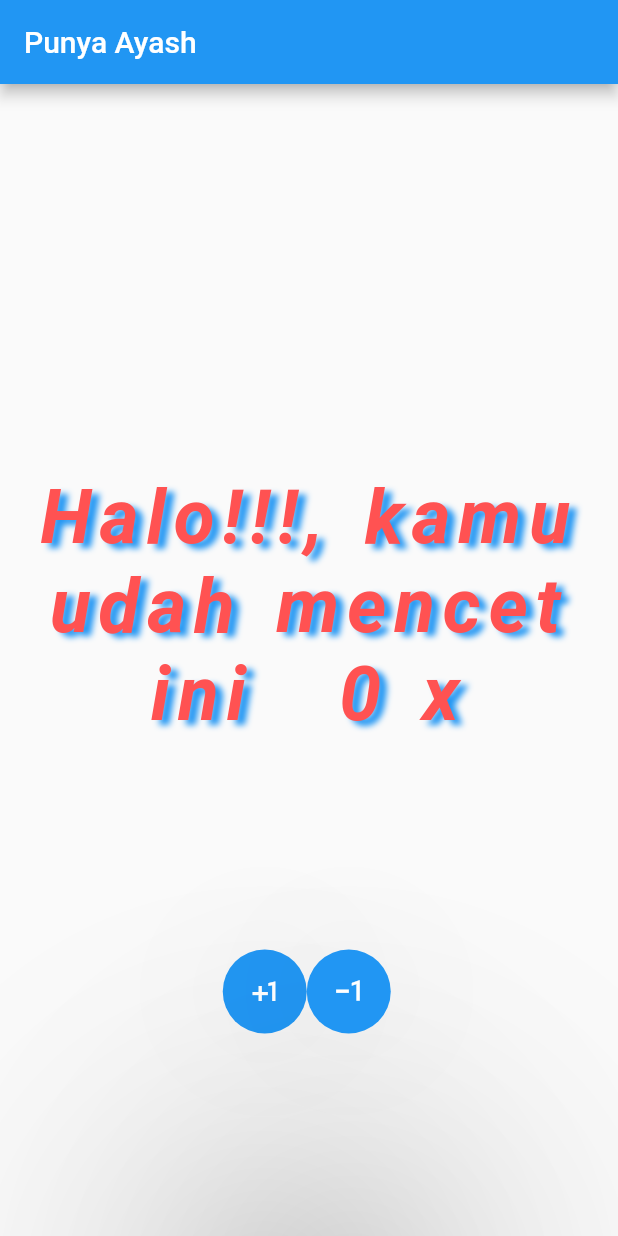
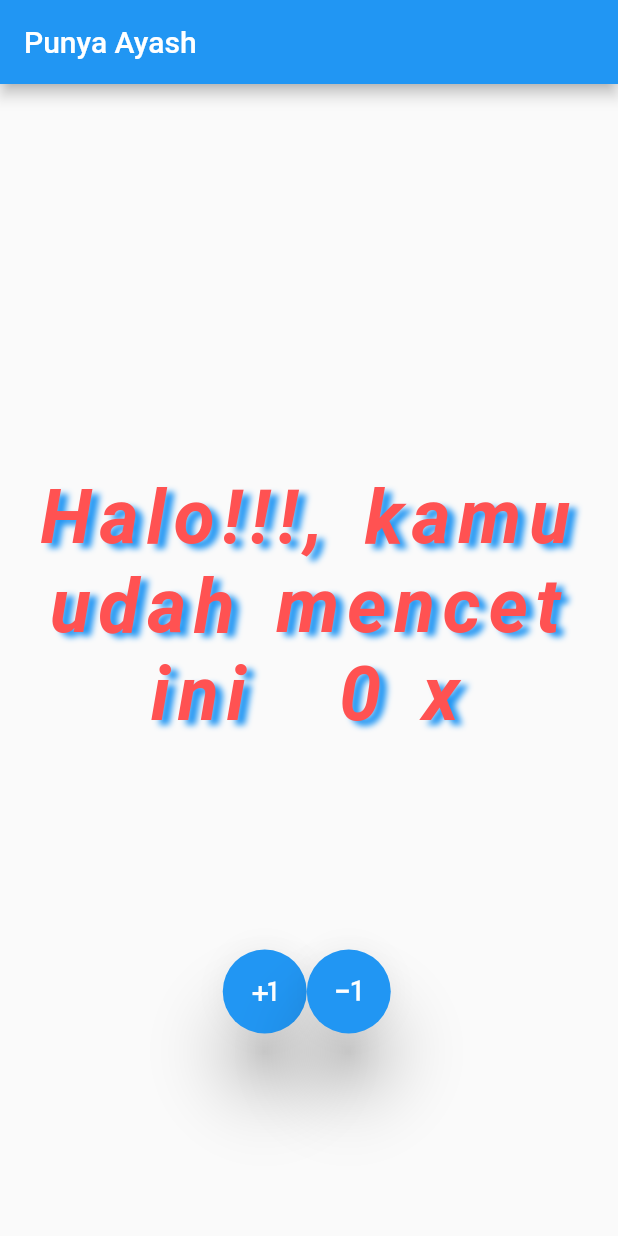
Before and after one commit to Ayash13/learn_git, a Flutter app: the screen it shows after launch, on a phone screen of 412 x 824 dp. Run offline on Flutter 3.47's test engine with Material 2 defaults, Android fonts, the phone set to English and light mode, and no system bars.

Commit message:
change elevation on FloatingActionButton

```diff
--- a/lib/main.dart
+++ b/lib/main.dart
@@ -63,7 +63,7 @@ class _HomeState extends State<Home> {
               child: Row(
                 children: <Widget>[
                   FloatingActionButton(
-                    elevation: 100,
+                    elevation: 20,
                     splashColor: Colors.red,
                     onPressed: () {
                       setState(
@@ -75,7 +75,7 @@ class _HomeState extends State<Home> {
                     child: const Icon(Icons.plus_one),
                   ),
                   FloatingActionButton(
-                    elevation: 100,
+                    elevation: 20,
                     splashColor: Colors.red,
                     onPressed: () {
                       setState(
```
